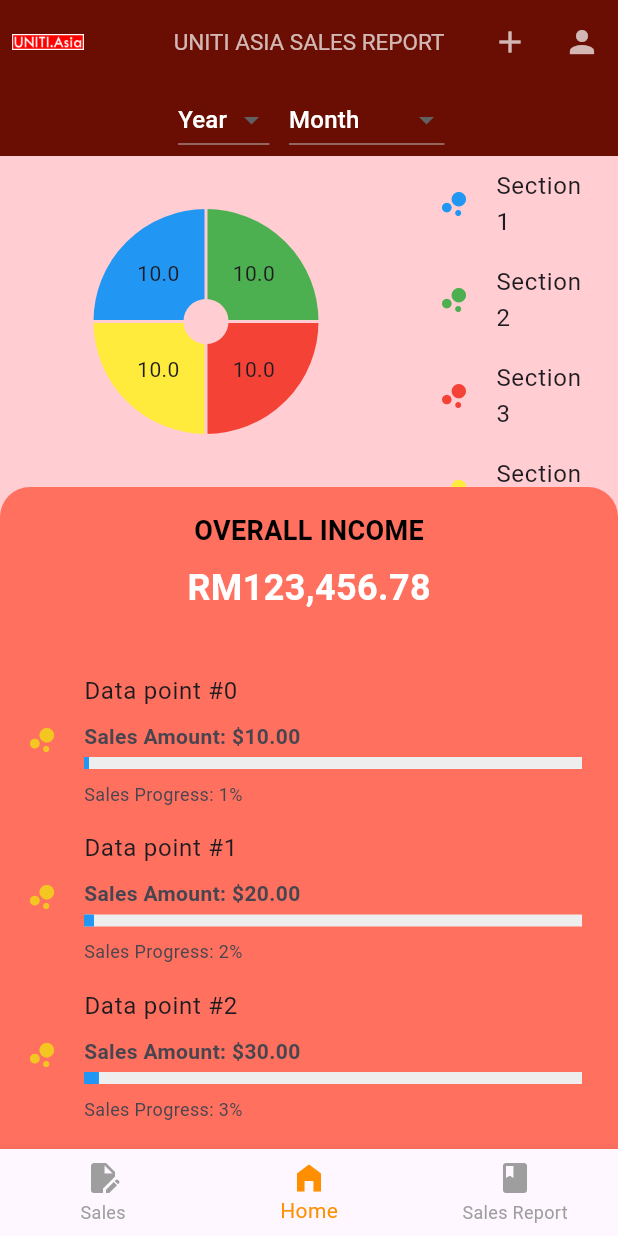
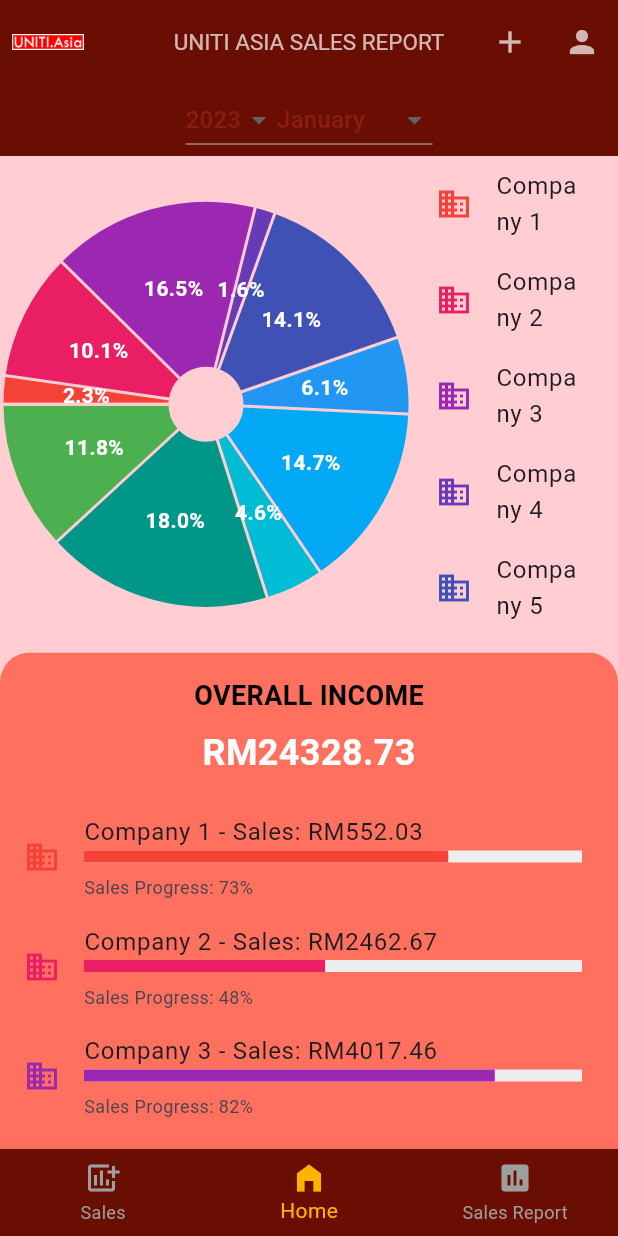
Before and after one commit to ADIBSHAUQI/sale, a Flutter app: the screen it shows after launch, on a phone screen of 412 x 824 dp. Run offline on Flutter 3.47's test engine with Material 3 defaults, Android fonts, the phone set to English and light mode, and no system bars; drawn by our look-alikes of fl_chart.

Commit message:
Updated Homepage

```diff
--- a/lib/main.dart
+++ b/lib/main.dart
@@ -80,12 +80,16 @@ class _MainPageState extends State<MainPage> {
         ],
       ),
       body: SafeArea(
-        child: _pages[_selectedIndex],
+        child: AnimatedSwitcher(
+          duration: const Duration(milliseconds: 300),
+          child: _pages[_selectedIndex],
+        ),
       ),
       bottomNavigationBar: BottomNavigationBar(
+        backgroundColor: Color.fromRGBO(106, 14, 3, 1.000),
         items: const <BottomNavigationBarItem>[
           BottomNavigationBarItem(
-            icon: Icon(Icons.edit_document),
+            icon: Icon(Icons.add_chart),
             label: 'Sales',
           ),
           BottomNavigationBarItem(
@@ -93,12 +97,12 @@ class _MainPageState extends State<MainPage> {
             label: 'Home',
           ),
           BottomNavigationBarItem(
-            icon: Icon(Icons.book_rounded),
+            icon: Icon(Icons.insert_chart),
             label: 'Sales Report',
           ),
         ],
         currentIndex: _selectedIndex,
-        selectedItemColor: Colors.amber[800],
+        selectedItemColor: const Color.fromARGB(255, 255, 179, 0),
         unselectedItemColor: Colors.grey,
         onTap: _onItemTapped,
       ),
--- a/lib/pages/home.dart
+++ b/lib/pages/home.dart
@@ -1,35 +1,91 @@
+import 'dart:math';
 import 'package:flutter/material.dart';
 import 'package:fl_chart/fl_chart.dart';
 
-class HomePage extends StatelessWidget {
+class HomePage extends StatefulWidget {
   const HomePage({super.key});
 
   @override
+  _HomePageState createState() => _HomePageState();
+}
+
+class _HomePageState extends State<HomePage> {
+  final random = Random();
+  List<Map<String, dynamic>> companiesData = [];
+  String? selectedYear = '2023';
+  String? selectedMonth = 'January';
+
+  // Generates random monthly data for companies
+  void generateRandomCompaniesData() {
+    companiesData = List.generate(10, (index) {
+      double salesAmount =
+          random.nextDouble() * 5000; // Random sales amount for the month
+      double salesProgress = random.nextDouble(); // Random progress (0 to 1)
+
+      return {
+        'companyName': 'Company ${index + 1}',
+        'salesAmount': salesAmount,
+        'salesProgress': salesProgress,
+      };
+    });
+  }
+
+  // Calculate the overall income for the selected month
+  double getOverallIncome() {
+    return companiesData.fold(
+        0, (sum, company) => sum + company['salesAmount']);
+  }
+
+  // Generate Pie Chart sections based on sales amounts
+  List<PieChartSectionData> showingSections() {
+    double totalSales = getOverallIncome();
+    return companiesData.map((company) {
+      double companySales = company['salesAmount'];
+      double percentage = totalSales > 0 ? companySales / totalSales : 0;
+      return PieChartSectionData(
+        color: Colors.primaries[
+            companiesData.indexOf(company) % Colors.primaries.length],
+        radius: 110,
+        value: percentage * 100,
+        title: '${(percentage * 100).toStringAsFixed(1)}%',
+        titleStyle: TextStyle(
+            fontSize: 14, fontWeight: FontWeight.bold, color: Colors.white),
+      );
+    }).toList();
+  }
+
+  @override
+  void initState() {
+    super.initState();
+    generateRandomCompaniesData(); // Initialize data when the page is first loaded
+  }
+
+  @override
   Widget build(BuildContext context) {
+    double overallIncome = getOverallIncome();
+
     return Scaffold(
       backgroundColor: Colors.red.shade100,
       body: Column(
         children: [
           // Filter section with year and month dropdowns
           Container(
-            color: const Color.fromRGBO(106, 14, 3,
-                1.000), // Set background color of the filter section
+            color: const Color.fromRGBO(106, 14, 3, 1.000),
             padding: const EdgeInsets.all(0.0),
             child: Row(
-              mainAxisAlignment:
-                  MainAxisAlignment.center, // Center the dropdowns
+              mainAxisAlignment: MainAxisAlignment.center,
               children: [
                 // Year Dropdown
-                Container(
-                  margin: const EdgeInsets.symmetric(
-                      horizontal: 8.0), // Add spacing between dropdowns
-                  child: DropdownButton<String>(
+                DropdownButton<String>(
                   dropdownColor: const Color.fromRGBO(255, 164, 153, 1.000),
-                    hint: Text("Year",
-                        style: TextStyle(
-                            color: Colors.white)), // Change hint color
+                  value: selectedYear,
+                  hint:
+                      const Text("Year", style: TextStyle(color: Colors.white)),
                   onChanged: (value) {
-                      // Handle year selection
+                    setState(() {
+                      selectedYear = value;
+                    });
+                    generateRandomCompaniesData(); // Regenerate data when the year changes
                   },
                   items: ['2022', '2023', '2024']
                       .map<DropdownMenuItem<String>>((String value) {
@@ -37,25 +93,22 @@ class HomePage extends StatelessWidget {
                         value: value,
                         child: Text(
                           value,
-                          style: TextStyle(
-                              color: Color.fromRGBO(140, 29, 16,
-                                  1.000)), // Change dropdown option color
-                        ),
-                      );
+                          style: const TextStyle(
+                              color: Color.fromRGBO(140, 29, 16, 1.000)),
+                        ));
                   }).toList(),
                 ),
-                ),
                 // Month Dropdown
-                Container(
-                  margin: const EdgeInsets.symmetric(
-                      horizontal: 5.0), // Add spacing between dropdowns
-                  child: DropdownButton<String>(
+                DropdownButton<String>(
                   dropdownColor: const Color.fromRGBO(255, 164, 153, 1.000),
-                    hint: Text("Month",
-                        style: TextStyle(
-                            color: Colors.white)), // Change hint color
+                  value: selectedMonth,
+                  hint: const Text("Month",
+                      style: TextStyle(color: Colors.white)),
                   onChanged: (value) {
-                      // Handle month selection
+                    setState(() {
+                      selectedMonth = value;
+                    });
+                    generateRandomCompaniesData(); // Regenerate data when the month changes
                   },
                   items: [
                     'January',
@@ -75,55 +128,49 @@ class HomePage extends StatelessWidget {
                         value: value,
                         child: Text(
                           value,
-                          style: TextStyle(
-                              color: Color.fromRGBO(140, 29, 16,
-                                  1.000)), // Change dropdown option color
-                        ),
-                      );
+                          style: const TextStyle(
+                              color: Color.fromRGBO(140, 29, 16, 1.000)),
+                        ));
                   }).toList(),
-                  ),
                 ),
               ],
             ),
           ),
           // Top part with pie chart and indicator
           Expanded(
-            flex: 1, // Flex adjusted to prioritize the pie chart size
+            flex: 2,
             child: Row(
               children: [
-                // Pie chart on the left
                 Expanded(
-                  flex: 2, // Adjust width for pie chart
+                  flex: 2,
                   child: AspectRatio(
-                    aspectRatio: 1, // Aspect ratio for square pie chart
+                    aspectRatio: 1,
                     child: PieChart(
                       PieChartData(
                         startDegreeOffset: 180,
-                        borderData: FlBorderData(
-                          show: false,
-                        ),
+                        borderData: FlBorderData(show: false),
                         sectionsSpace: 2,
-                        centerSpaceRadius: 15,
+                        centerSpaceRadius: 25,
                         sections: showingSections(),
                       ),
                     ),
                   ),
                 ),
-                // Indicator list on the right
                 Expanded(
-                  flex: 1, // Adjust the width for indicator list
+                  flex: 1,
                   child: Container(
                     color: Colors.red.shade100,
                     child: ListView.builder(
-                      itemCount: showingSections()
-                          .length, // Dynamic number of sections
+                      itemCount: companiesData.length,
                       itemBuilder: (context, index) {
+                        final color =
+                            Colors.primaries[index % Colors.primaries.length];
                         return ListTile(
                           leading: Icon(
-                            Icons.bubble_chart,
-                            color: sectionColors()[index],
+                            Icons.business,
+                            color: color, // Dynamic color for the icon
                           ),
-                          title: Text('Section ${index + 1}'),
+                          title: Text(companiesData[index]['companyName']),
                         );
                       },
                     ),
@@ -132,25 +179,22 @@ class HomePage extends StatelessWidget {
               ],
             ),
           ),
-          // Bottom part with scrollable list (optional section)
+          // Bottom part with scrollable list
           Expanded(
-            flex: 2, // Adjust height for the bottom list
+            flex: 2,
             child: ClipRRect(
-              borderRadius: BorderRadius.only(
-                topLeft: Radius.circular(20), // Rounded top-left corner
-                topRight: Radius.circular(20), // Rounded top-right corner
+              borderRadius: const BorderRadius.only(
+                topLeft: Radius.circular(20),
+                topRight: Radius.circular(20),
               ),
               child: Container(
                 color: const Color.fromRGBO(255, 112, 95, 1.000),
                 child: Column(
                   children: [
-                    // Center the title and the total income amount
-                    const Center(
-                      child: Padding(
+                    Padding(
                       padding: const EdgeInsets.symmetric(vertical: 16.0),
                       child: Column(
                         children: [
-                            // Title: OVERALL INCOME
                           Text(
                             'OVERALL INCOME',
                             style: TextStyle(
@@ -159,74 +203,47 @@ class HomePage extends StatelessWidget {
                               color: Colors.black,
                             ),
                           ),
-                            // Total Income amount
-                            SizedBox(
-                                height: 8), // Space between title and amount
+                          SizedBox(height: 8),
                           Text(
-                              '\RM123,456.78', // Replace with your dynamic total income calculation
+                            '\RM${overallIncome.toStringAsFixed(2)}',
                             style: TextStyle(
                               fontSize: 24,
                               fontWeight: FontWeight.bold,
-                                color: Colors
-                                    .white, // Customize the color as needed
+                              color: Colors.white,
                             ),
                           ),
                         ],
                       ),
                     ),
-                    ),
-                    // Spacer between title/amount and the list of data points
-                    SizedBox(height: 16),
-                    // The actual list of data points
                     Expanded(
                       child: ListView.builder(
-                        itemCount:
-                            100, // Example list items, adjust to reflect actual data
+                        itemCount: companiesData.length,
                         itemBuilder: (context, index) {
-                          // Example sales data - Replace with actual sales data logic
-                          double salesProgress = (index + 1) /
-                              100; // Example: sales progress as percentage
-                          double salesAmount =
-                              (salesProgress * 1000); // Example: sales amount
-
+                          final company = companiesData[index];
+                          final color =
+                              Colors.primaries[index % Colors.primaries.length];
                           return ListTile(
                             leading: Icon(
-                              Icons.bubble_chart,
-                              color: const Color.fromARGB(255, 243, 198, 33),
+                              Icons.business,
+                              color: color, // Dynamic color for the icon
                             ),
-                            title: Text('Data point #$index'),
-                            subtitle: Padding(
-                              padding: const EdgeInsets.only(top: 8.0),
-                              child: Column(
+                            title: Text(
+                                '${company['companyName']} - Sales: \RM${company['salesAmount'].toStringAsFixed(2)}'),
+                            subtitle: Column(
                               crossAxisAlignment: CrossAxisAlignment.start,
                               children: [
-                                  // Show the sales amount at the top of each item
-                                  Text(
-                                    'Sales Amount: \$${salesAmount.toStringAsFixed(2)}', // Display sales amount
-                                    style: TextStyle(
-                                        fontSize: 14,
-                                        fontWeight: FontWeight.bold),
-                                  ),
-                                  SizedBox(
-                                      height:
-                                          4), // Space between amount and progress bar
-                                  // Progress bar for sales indicator
                                 LinearProgressIndicator(
-                                    value: salesProgress,
+                                  value: company['salesProgress'],
                                   backgroundColor: Colors.grey.shade200,
-                                    color: Colors.blue,
+                                  color: color, // Matching progress bar color
                                   minHeight: 8,
                                 ),
-                                  SizedBox(
-                                      height:
-                                          8), // Space after the progress bar
-                                  // Show the sales percentage at the bottom
+                                SizedBox(height: 8),
                                 Text(
-                                    'Sales Progress: ${(salesProgress * 100).toStringAsFixed(0)}%', // Display sales as percentage
-                                    style: TextStyle(fontSize: 12),
+                                  'Sales Progress: ${(company['salesProgress'] * 100).toStringAsFixed(0)}%',
+                                  style: const TextStyle(fontSize: 12),
                                 ),
                               ],
-                              ),
                             ),
                           );
                         },
@@ -241,36 +258,4 @@ class HomePage extends StatelessWidget {
       ),
     );
   }
-
-  // Function to return the pie chart sections data
-  List<PieChartSectionData> showingSections() {
-    return [
-      PieChartSectionData(
-        color: Colors.blue,
-        radius: 60,
-      ),
-      PieChartSectionData(
-        color: Colors.green,
-        radius: 60,
-      ),
-      PieChartSectionData(
-        color: Colors.red,
-        radius: 60,
-      ),
-      PieChartSectionData(
-        color: Colors.yellow,
-        radius: 60,
-      ),
-    ];
 }
-
-  // Colors for each section, used in the ListView indicator
-  List<Color> sectionColors() {
-    return [
-      Colors.blue,
-      Colors.green,
-      Colors.red,
-      Colors.yellow,
-    ];
-  }
-}
```
Lines whose indentation alone changed are shown as unchanged.
